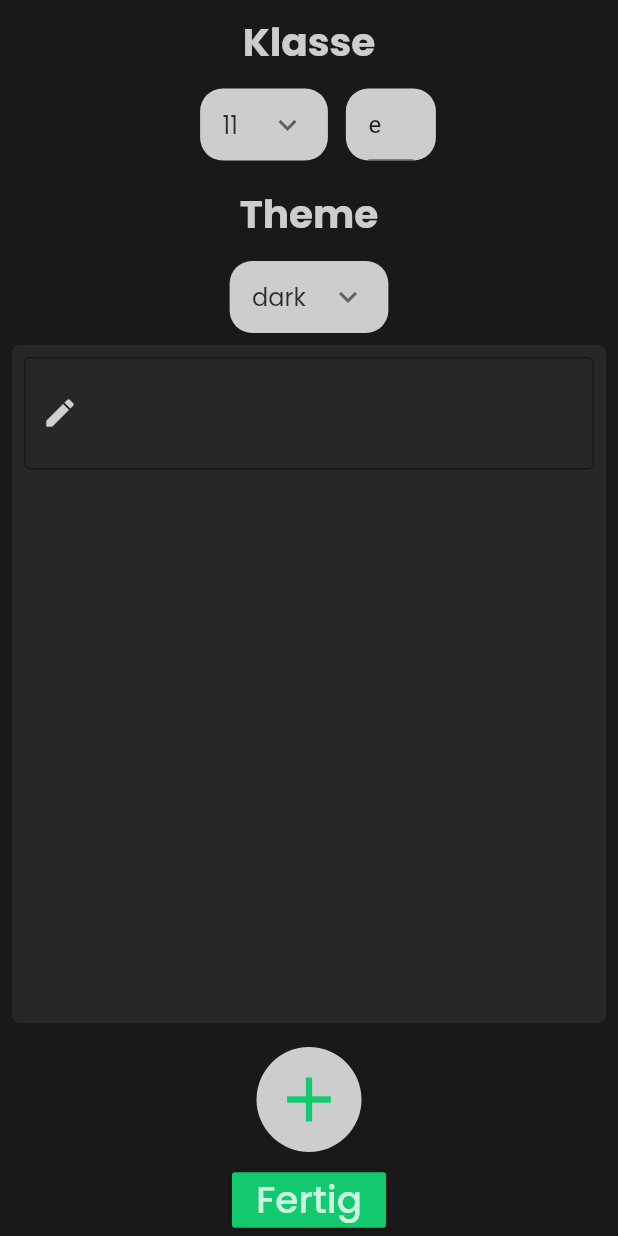
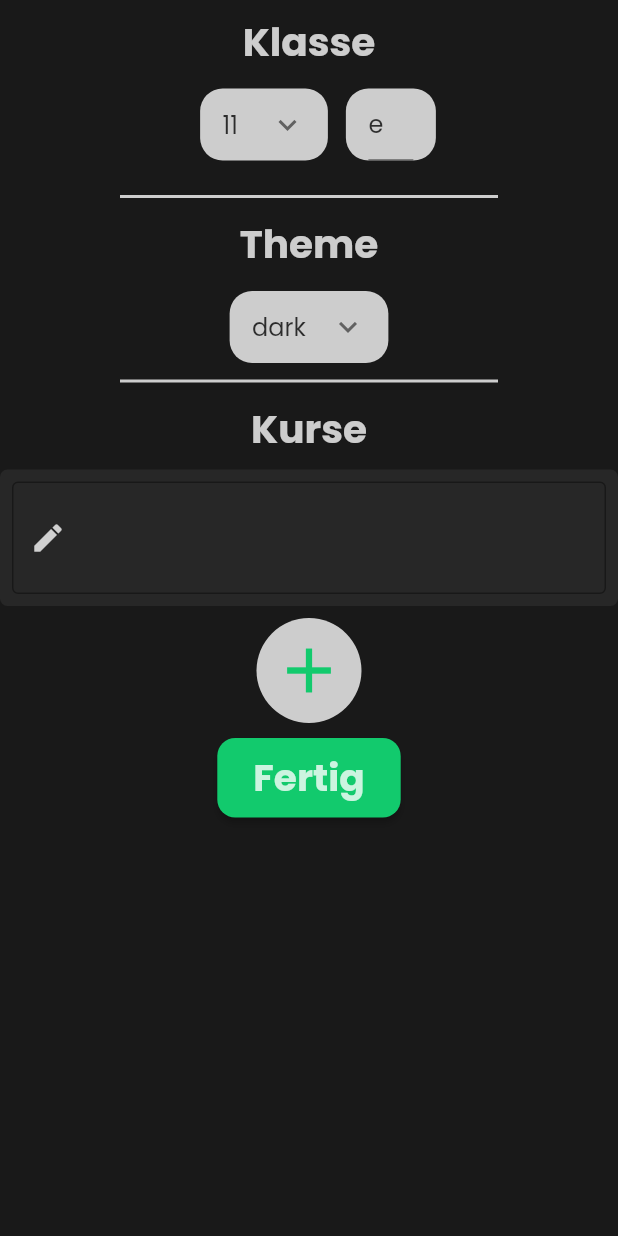
Before and after one commit to RedstoneMedia/HAG-Timetable-App, a Flutter app: the screen it shows after launch, after a tap on the "add" icon, on a phone screen of 412 x 824 dp. Run offline on Flutter 3.47's test engine with Material 2 defaults, Android fonts, the phone set to English and light mode, and no system bars; our stand-ins replace google_fonts, pull_to_refresh, shared_preferences.

Commit message:
Stylistic changes

```diff
--- a/lib/pages/setup_page.dart
+++ b/lib/pages/setup_page.dart
@@ -51,7 +51,7 @@ class _SetupPageState extends State<SetupPage> {
       constants.subjects = [];
       constants.subjects.addAll(courses);
       constants.schoolGrade = int.parse(schoolGrade);
-      constants.subSchoolClass = subSchoolClass;
+      constants.subSchoolClass = subClassTextEdetingController.text;
 
       prefs.setInt("schoolGrade", constants.schoolGrade);
       prefs.setString("subSchoolClass", constants.subSchoolClass);
@@ -81,7 +81,10 @@ class _SetupPageState extends State<SetupPage> {
     return Material(
       color: constants.backgroundColor,
       child: SafeArea(
-        child: Column(
+        child: ListView(
+          shrinkWrap: true,
+          children: [
+            Column(
               children: [
                 Padding(
                   padding: const EdgeInsets.only(top: 8.0),
@@ -112,7 +115,8 @@ class _SetupPageState extends State<SetupPage> {
                             iconSize: 24,
                             elevation: 16,
                             dropdownColor: constants.textColor.withAlpha(255),
-                        style: TextStyle(color: constants.invertedTextColor),
+                            style:
+                                TextStyle(color: constants.invertedTextColor),
                             underline: Container(),
                             onChanged: (String newValue) {
                               setState(() {
@@ -147,14 +151,29 @@ class _SetupPageState extends State<SetupPage> {
                             vertical: 0.0, horizontal: 15.0),
                         child: TextField(
                           controller: subClassTextEdetingController,
-                      decoration: InputDecoration(hintText: "a"),
+                          style: GoogleFonts.poppins(
+                              color: constants.invertedTextColor),
+                          decoration: InputDecoration(
+                            hintText: "a",
+                            hintStyle: GoogleFonts.poppins(
+                                color:
+                                    constants.invertedTextColor.withAlpha(80)),
+                          ),
                         ),
                       ),
                     ),
                   ],
                 ),
                 Padding(
-              padding: const EdgeInsets.only(top: 4.0, bottom: 12.0),
+                  padding: const EdgeInsets.symmetric(
+                      horizontal: 80.0, vertical: 4.0),
+                  child: Divider(
+                    thickness: 2.0,
+                    color: constants.textColor.withAlpha(200),
+                  ),
+                ),
+                Padding(
+                  padding: const EdgeInsets.only(top: 0.0, bottom: 12.0),
                   child: Text(
                     "Theme",
                     style: GoogleFonts.poppins(
@@ -169,8 +188,8 @@ class _SetupPageState extends State<SetupPage> {
                     borderRadius: BorderRadius.circular(15),
                   ),
                   child: Padding(
-                padding:
-                const EdgeInsets.symmetric(vertical: 0.0, horizontal: 15.0),
+                    padding: const EdgeInsets.symmetric(
+                        vertical: 0.0, horizontal: 15.0),
                     child: DropdownButton<String>(
                       value: theme,
                       icon: Icon(Icons.keyboard_arrow_down),
@@ -187,7 +206,8 @@ class _SetupPageState extends State<SetupPage> {
                           });
                         });
                       },
-                  items: themes.map<DropdownMenuItem<String>>((String value) {
+                      items:
+                          themes.map<DropdownMenuItem<String>>((String value) {
                         return DropdownMenuItem<String>(
                           value: value,
                           child: Padding(
@@ -202,11 +222,27 @@ class _SetupPageState extends State<SetupPage> {
                     ),
                   ),
                 ),
-            Expanded(
-              child: CourseSelectList(
+                Padding(
+                  padding: const EdgeInsets.symmetric(
+                      horizontal: 80.0, vertical: 4.0),
+                  child: Divider(
+                    thickness: 2.0,
+                    color: constants.textColor.withAlpha(200),
+                  ),
+                ),
+                Padding(
+                  padding: const EdgeInsets.only(top: 0.0, bottom: 8.0),
+                  child: Text(
+                    "Kurse",
+                    style: GoogleFonts.poppins(
+                        color: constants.textColor,
+                        fontWeight: FontWeight.bold,
+                        fontSize: 26.0),
+                  ),
+                ),
+                CourseSelectList(
                   constants,
                   courses,
-              ),
                 ),
                 Padding(
                   padding: const EdgeInsets.all(8.0),
@@ -231,16 +267,29 @@ class _SetupPageState extends State<SetupPage> {
                     ),
                   ),
                 ),
-            RaisedButton(
+                Padding(
+                  padding: const EdgeInsets.only(bottom: 12.0, top: 2.0),
+                  child: RaisedButton(
+                    shape: RoundedRectangleBorder(
+                      borderRadius: BorderRadius.circular(12.0),
+                    ),
+                    child: Padding(
+                      padding: const EdgeInsets.all(8.0),
                       child: Text(
                         "Fertig",
                         style: GoogleFonts.poppins(
-                    color: constants.textColor, fontSize: 25.0),
+                            color: constants.textColor,
+                            fontSize: 25.0,
+                            fontWeight: FontWeight.bold),
+                      ),
                     ),
                     onPressed: () {
                       saveDataAndGotToMain();
                     },
                     color: constants.subjectColor,
+                  ),
+                ),
+              ],
             ),
           ],
         ),
--- a/lib/widgets/course_select_list.dart
+++ b/lib/widgets/course_select_list.dart
@@ -34,17 +34,17 @@ class _CourseSelectListState extends State<CourseSelectList> {
       addController();
     }
 
-    return Padding(
-      padding: const EdgeInsets.all(8.0),
-      child: Container(
+    return Container(
       decoration: BoxDecoration(
           color: widget.constants.textColor.withAlpha(15),
           borderRadius: BorderRadius.circular(5)),
       child: ListView.builder(
+          shrinkWrap: true,
+          physics: BouncingScrollPhysics(),
           itemCount: widget.courses.length,
           itemBuilder: (_, index) {
             return Dismissible(
-                key: Key(widget.courses[index]),
+              key: UniqueKey(),
               background: Container(
                 color: Colors.red,
               ),
@@ -81,7 +81,6 @@ class _CourseSelectListState extends State<CourseSelectList> {
               ),
             );
           }),
-      ),
     );
   }
 }
```
Lines whose indentation alone changed are shown as unchanged.
